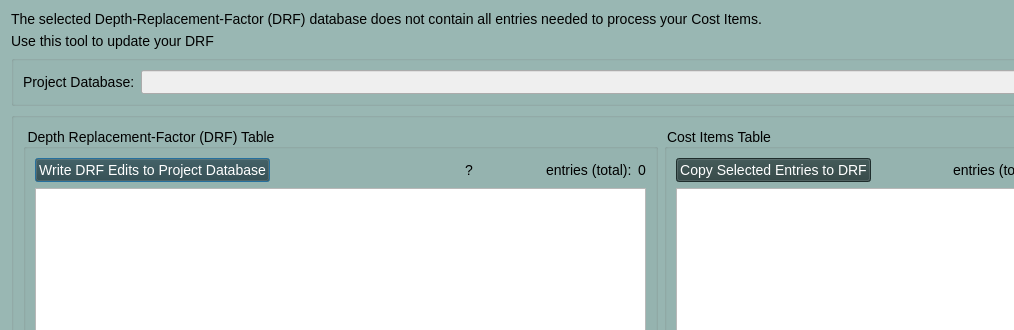
Above: cancurve/bldgs/dbMismatch_dialog.ui from NRCan/CanCurve before the change; both pictures show x 0 to 1014 and y 0 to 330 of the 1321 by 600 pixel window. Below: the same form after it.
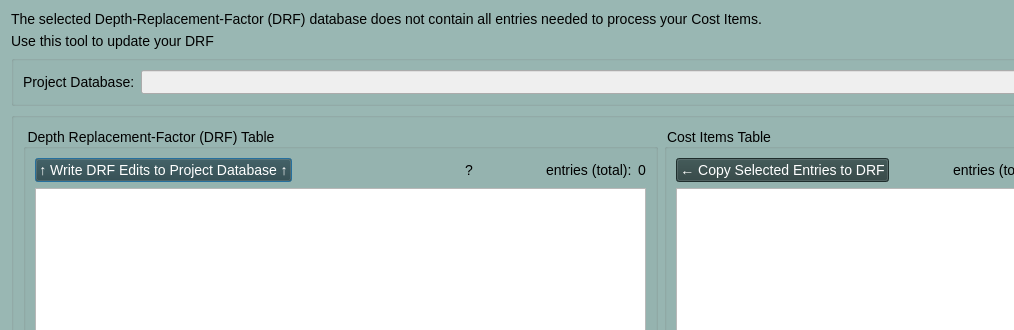
That is the form after the change. Icons and pictures are not drawn.

The edit to the form file:
```diff
--- a/cancurve/bldgs/dbMismatch_dialog.ui
+++ b/cancurve/bldgs/dbMismatch_dialog.ui
@@ -179,7 +179,7 @@
            <item>
             <widget class="QPushButton" name="pushButton_DRFtoProjDB">
              <property name="text">
-              <string>Write DRF Edits to Project Database</string>
+              <string>↑ Write DRF Edits to Project Database ↑</string>
              </property>
             </widget>
            </item>
@@ -286,7 +286,7 @@
               </sizepolicy>
              </property>
              <property name="text">
-              <string>Copy Selected Entries to DRF</string>
+              <string>← Copy Selected Entries to DRF</string>
              </property>
             </widget>
            </item>
```
